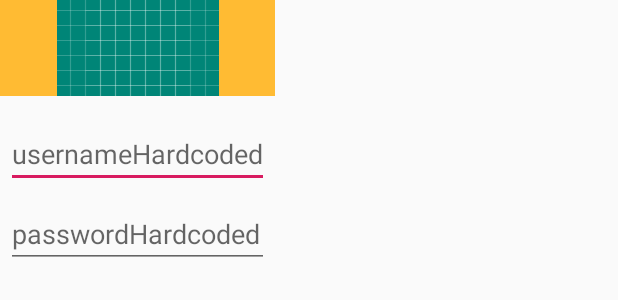
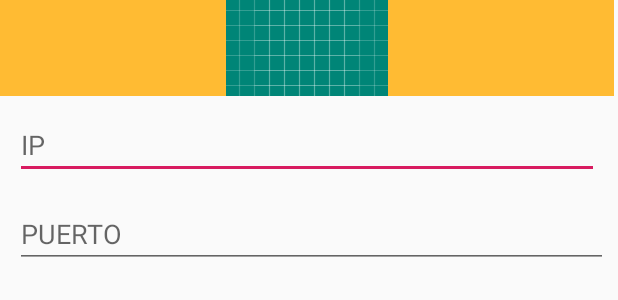
Before and after one commit to MariaAdrover/KillerPad, an Android app: the layout dialog_signin.xml on its own in the app's theme, with its tools: preview values and no code run, on a phone screen of 412 x 824 dp. Shown: the top 300 px of the screen. Run offline under Robolectric (Android 15) with nearby library versions, the phone set to English and light mode, and no system bars.

Commit message:
añadido dialogo ip + puerto
añadir escuchadores al resto de botones

```diff
--- a/app/src/main/res/layout/dialog_signin.xml
+++ b/app/src/main/res/layout/dialog_signin.xml
@@ -4,37 +4,40 @@
     android:layout_height="match_parent">
 
     <LinearLayout xmlns:android="http://schemas.android.com/apk/res/android"
-        android:orientation="vertical"
-        android:layout_width="wrap_content"
-        android:layout_height="wrap_content">
+        android:layout_width="409dp"
+        android:layout_height="wrap_content"
+        android:orientation="vertical">
+
         <ImageView
-            android:src="@drawable/ic_launcher_background"
             android:layout_width="match_parent"
             android:layout_height="64dp"
+            android:background="#FFFFBB33"
+            android:contentDescription="@string/app_name"
             android:scaleType="center"
-            android:background="#FFFFBB33"
-            android:contentDescription="@string/app_name" />
+            android:src="@drawable/ic_launcher_background" />
+
         <EditText
             android:id="@+id/username"
-            android:inputType="textEmailAddress"
             android:layout_width="match_parent"
             android:layout_height="wrap_content"
-            android:layout_marginTop="16dp"
-            android:layout_marginLeft="4dp"
-            android:layout_marginRight="4dp"
+            android:layout_marginLeft="10dp"
+            android:layout_marginTop="10dp"
+            android:layout_marginRight="10dp"
             android:layout_marginBottom="4dp"
-            android:hint="usernameHardcoded" />
+            android:digits="0123456789."
+            android:hint="@string/ip" />
+
         <EditText
             android:id="@+id/password"
-            android:inputType="textPassword"
             android:layout_width="match_parent"
             android:layout_height="wrap_content"
-            android:layout_marginTop="4dp"
-            android:layout_marginLeft="4dp"
+            android:layout_marginLeft="10dp"
+            android:layout_marginTop="10dp"
             android:layout_marginRight="4dp"
             android:layout_marginBottom="16dp"
             android:fontFamily="sans-serif"
-            android:hint="passwordHardcoded"/>
+            android:hint="@string/puerto"
+            android:inputType="number" />
     </LinearLayout>
 
 </android.support.constraint.ConstraintLayout>
--- a/app/src/main/res/values/strings.xml
+++ b/app/src/main/res/values/strings.xml
@@ -6,4 +6,7 @@
     <string name="board">Board</string>
     <string name="go_to_pad_activity">go to pad activity</string>
     <string name="title_activity_jjj">jjj</string>
+    <string name="ip">IP</string>
+    <string name="puerto">PUERTO</string>
+
 </resources>
```
Also changed, not shown: app/src/main/java/com/example/killerpad/MenuFragment.java (+14 -37 lines).
